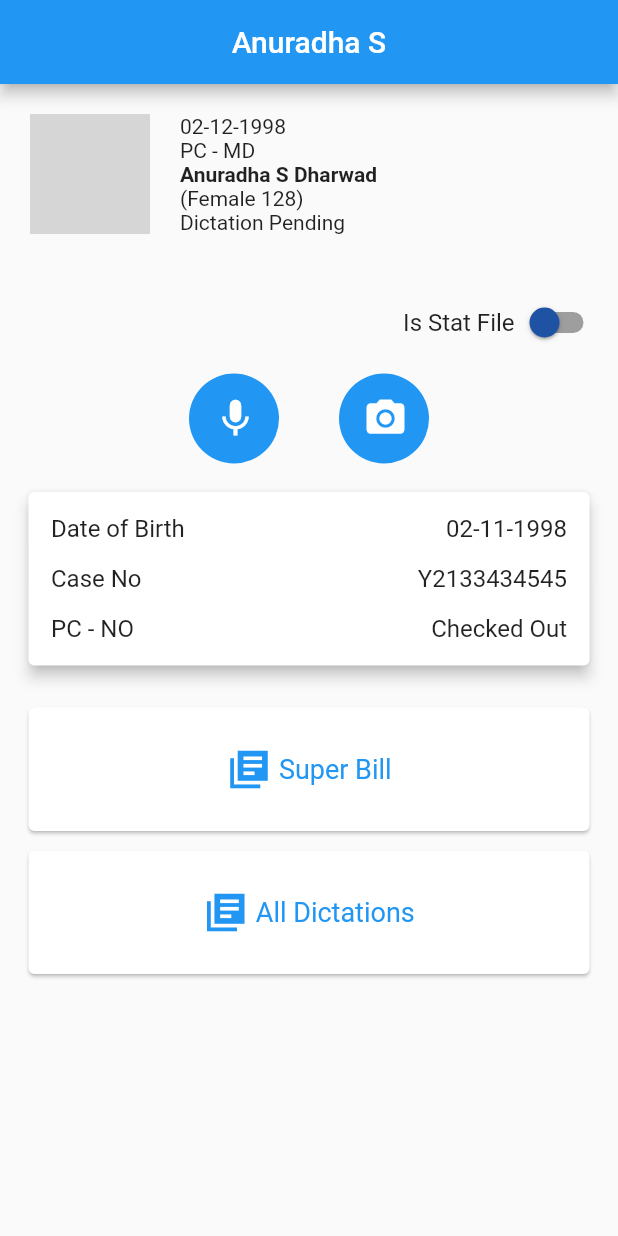
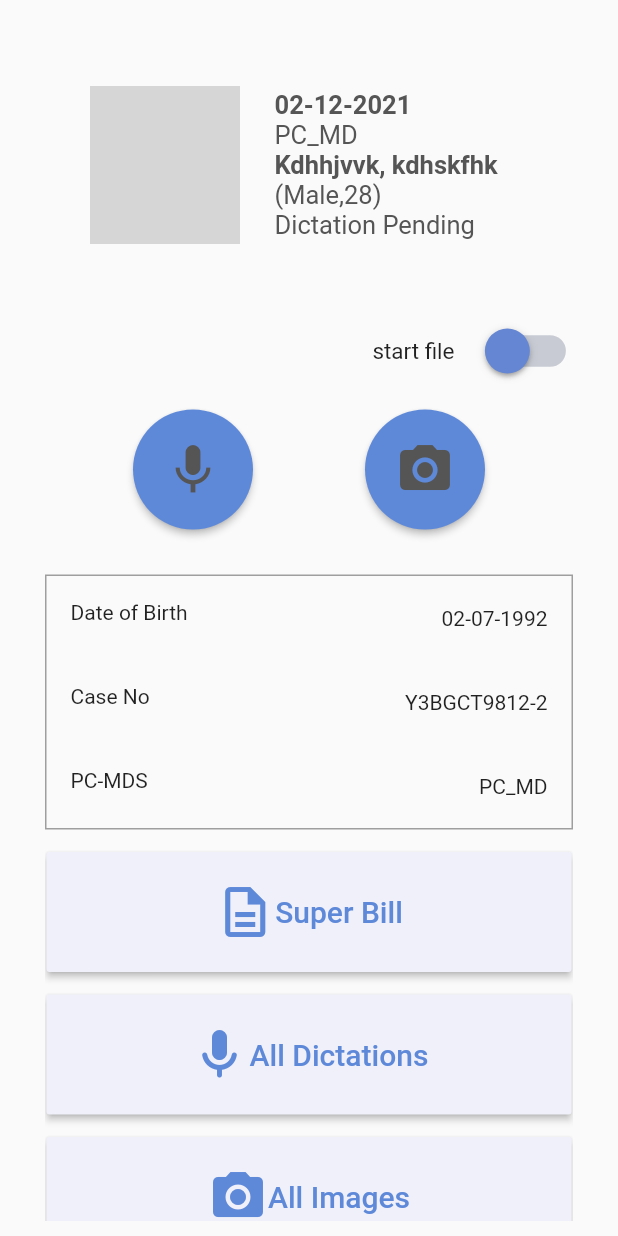
Before and after one commit to swapnaraddi/YourDoctorsApp, a Flutter app: the screen it shows after launch, on a phone screen of 412 x 824 dp. Run offline on Flutter 3.47's test engine with Material 2 defaults, Android fonts, the phone set to English and light mode, and no system bars; our stand-ins replace audioplayers, file, image_picker, rflutter_alert, sqflite; missing offline and left inert: audio_wave, flutter_audio_recorder; accounts and stored records are empty; grey boxes are pictures that could not be loaded.

Commit message:
Second Commit

```diff
--- a/lib/common/app_strings.dart
+++ b/lib/common/app_strings.dart
@@ -18,4 +18,18 @@ class AppStrings {
   static const superBill = "Super Bill";
   static const allDictation = "All Dictations";
   static const allImages = "All Images";
+  static const date = "02-12-2021";
+  static const pc_md = "PC_MD";
+  static const name = "Kdhhjvvk, kdhskfhk";
+  static const male_28 = "(Male,28)";
+  static const dictationPending = "Dictation Pending";
+  static const  defaultImage = "assets/images/defaultUser.jpg";
+  static const  title = "Deirdre Ella";
+  static const dateOfbirth="Date of Birth";
+  static const caseNo="Case No";
+  static const PC_MD="PC-MDS";
+  static const dob="02-07-1992";
+  static const caseId="Y3BGCT9812-2";
+  static const status="Checked Out";
+  static const submitImages="Submit Images";
 }
--- a/lib/main.dart
+++ b/lib/main.dart
@@ -1,4 +1,5 @@
 import 'package:YOURDRS_FlutterAPP/ui/patient_details/patient_details.dart';
+import 'package:YOURDRS_FlutterAPP/ui/patient_dictation.dart';
 import 'package:flutter/material.dart';
 
 void main() {
@@ -13,7 +14,7 @@ class MyApp extends StatelessWidget {
       debugShowCheckedModeBanner: false,
       title: 'Flutter Demo',
 
-      home: PatientDetails(),
+      home: Patient_Dectation(),
     );
   }
 }
--- /dev/null
+++ b/lib/ui/patient_dictation.dart
@@ -0,0 +1,405 @@
+import 'dart:io';
+import 'package:YOURDRS_FlutterAPP/common/app_colors.dart';
+import 'package:YOURDRS_FlutterAPP/common/app_strings.dart';
+import 'package:YOURDRS_FlutterAPP/ui/patient_details/audio_recording.dart';
+import 'package:YOURDRS_FlutterAPP/widget/buttons/material_buttons.dart';
+import 'package:YOURDRS_FlutterAPP/widget/buttons/raised_buttons.dart';
+import 'package:flutter/cupertino.dart';
+import 'package:flutter/material.dart';
+import 'package:image_picker/image_picker.dart';
+import 'package:path_provider/path_provider.dart';
+import 'package:path/path.dart';
+import 'package:rflutter_alert/rflutter_alert.dart';
+
+class Patient_Dectation extends StatefulWidget {
+  @override
+  State<StatefulWidget> createState() {
+    // TODO: implement createState
+    return Patient_Dectation_State();
+  }
+}
+
+class Patient_Dectation_State extends State<Patient_Dectation> {
+  bool widgetVisible = false;
+  Directory directory;
+  bool isSwitched = false;
+  List imageArray = [];
+  var image;
+
+
+  //function to open camera
+  Future openCamera() async {
+  image = await ImagePicker.pickImage(source: ImageSource.camera);
+    imageArray.add(image);
+      setState(() {
+        imageArray;
+        widgetVisible = true;
+      });
+    }
+
+
+  //function to open gallery
+  Future openGallery() async {
+   image = await ImagePicker.pickImage(source: ImageSource.gallery,);
+    imageArray.add(image);
+    setState(() {
+      imageArray;
+      widgetVisible = true;
+    });
+  }
+
+  //function for switch button
+  void toggleSwitch(bool value) {
+    if (isSwitched == false) {
+      setState(() {
+        isSwitched = true;
+      });
+    } else {
+      setState(() {
+        isSwitched = false;
+      });
+    }
+  }
+
+  @override
+  void initState() {
+    super.initState();
+  }
+
+  @override
+  Widget build(BuildContext context) {
+    return Scaffold(
+      body: Container(
+        padding: const EdgeInsets.fromLTRB(30, 10, 30, 10),
+        child: ListView(
+          children: [
+            Container(
+              child: Row(
+                children: [
+                  Container(
+                    child: Row(
+                      mainAxisAlignment: MainAxisAlignment.spaceAround,
+                      children: [
+                        Container(
+                          width: 100,
+                          height: 105,
+                          child: ClipRRect(
+                            borderRadius: BorderRadius.circular(50),
+                            child: Container(
+                              height: 90,
+                              width: 90,
+                              child: Image.asset(AppStrings.defaultImage),
+                            ),
+                          ),
+                          margin: EdgeInsets.only(left: 30),
+                        ),
+
+                        //To Display patient details
+                        Container(
+                          child: Column(
+                            mainAxisAlignment: MainAxisAlignment.start,
+                            crossAxisAlignment: CrossAxisAlignment.start,
+                            children: [
+                              Text(
+                                AppStrings.date,
+                                style: TextStyle(
+                                    fontSize: 17,
+                                    fontWeight: FontWeight.bold,
+                                    color: CustomizedColors.addressTextColor),
+                              ),
+                              Text(
+                                AppStrings.pc_md,
+                                style: TextStyle(
+                                    fontSize: 17,
+                                    color: CustomizedColors.addressTextColor),
+                              ),
+                              Text(
+                                AppStrings.name,
+                                style: TextStyle(
+                                    fontSize: 17,
+                                    fontWeight: FontWeight.bold,
+                                    color: CustomizedColors.addressTextColor),
+                              ),
+                              Text(
+                                AppStrings.male_28,
+                                style: TextStyle(
+                                    fontSize: 17,
+                                    color: CustomizedColors.addressTextColor),
+                              ),
+                              Text(
+                                AppStrings.dictationPending,
+                                style: TextStyle(
+                                    fontSize: 17,
+                                    color: CustomizedColors.addressTextColor),
+                              ),
+                            ],
+                          ),
+                          margin: const EdgeInsets.only(
+                              left: 23, top: 50, bottom: 30),
+                          // color: Colors.yellow,
+                        ),
+                      ],
+                    ),
+                  ),
+                ],
+              ),
+              height: 200,
+            ),
+
+            //For Switch button
+            Row(
+                crossAxisAlignment: CrossAxisAlignment.center,
+                mainAxisAlignment: MainAxisAlignment.end,
+                children: [
+                  SizedBox(
+                    width: 60,
+                  ),
+                  Text(AppStrings.startfile, style: TextStyle(fontSize: 15)),
+                  SizedBox(
+                    width: 20,
+                  ),
+                  Transform.scale(
+                      scale: 1.5,
+                      child: Switch(
+                        onChanged: toggleSwitch,
+                        value: isSwitched,
+                        activeColor: CustomizedColors.switchactiveColor,
+                        activeTrackColor: CustomizedColors.swicthtrackColor,
+                        inactiveThumbColor: CustomizedColors.swicththumbColor,
+                        inactiveTrackColor: CustomizedColors.inactiveTrackColor,
+                      )),
+                ]),
+            SizedBox(
+              height: 15,
+            ),
+
+            Row(
+              mainAxisAlignment: MainAxisAlignment.spaceEvenly,
+              children: [
+                //Button for mic
+                MaterialButtons(
+                  onPressed: () {
+                    showModalBottomSheet(
+                      context: context,
+                      builder: (BuildContext context) {
+                        return Card(
+                          child: Container(
+                            height: 500,
+                            child: PlayIcon(),
+                          ),
+                        );
+                      },
+                    );
+                    Alert(
+                      context: context,
+                      title: AppStrings.dicttype,
+                      content: Container(
+                        decoration: BoxDecoration(
+                          borderRadius: BorderRadius.circular(5),
+                          color: CustomizedColors.alertColor,
+                        ),
+                        margin: EdgeInsets.only(top: 25),
+                        width: 230,
+                        child: DropdownButtonHideUnderline(
+                          child: DropdownButton(
+                            hint: Container(
+                                margin: EdgeInsets.only(left: 60),
+                                child: Text(
+                                  AppStrings.dictationtype,
+                                  style: TextStyle(color: CustomizedColors.textColor),
+                                )
+                            ),
+                            items: <String>[
+                              'Surgery',
+                              'Non-Surgery',
+                              'MRI',
+                              'Operative'
+                            ].map((String value) {
+                              return new DropdownMenuItem<String>(
+                                value: value,
+                                child: new Text(value),
+                              );
+                            }).toList(),
+                            onChanged: (_) {},
+                          ),
+                        ),
+                      ),
+                      buttons: [
+                        DialogButton(
+                          color: CustomizedColors.alertCancelColor,
+                          child: Text(
+                            AppStrings.cancel,
+                            style: TextStyle(
+                                color: CustomizedColors.textColor, fontSize: 20),
+                          ),
+                          onPressed: () => Navigator.pop(context),
+                          width: 120,
+                        )
+                      ],
+                    ).show();
+                  },
+                  iconData: Icons.mic,
+                ),
+                //Button for camera
+                MaterialButtons(
+                    onPressed: () {
+                      // CupertinoActionSheet for camera and gallery
+                      final action = CupertinoActionSheet(
+                        actions: [
+                          CupertinoActionSheetAction(
+                            child: Row(
+                              mainAxisAlignment: MainAxisAlignment.center,
+                              children: [
+                                Text(AppStrings.camera),
+                              ],
+                            ),
+                            onPressed: () {
+                              // to open camera
+                              openCamera();
+                              Navigator.pop(context);
+                            },
+                          ),
+                          CupertinoActionSheetAction(
+                            child: Row(
+                              mainAxisAlignment: MainAxisAlignment.center,
+                              children: [
+                                Text(AppStrings.photolib),
+                              ],
+                            ),
+                            onPressed: () {
+                              //to open gallery
+                              openGallery();
+                              Navigator.pop(context);
+                            },
+                          )
+                        ],
+                        cancelButton: CupertinoActionSheetAction(
+                          child: Text(AppStrings.cancel),
+                          isDestructiveAction: true,
+                          onPressed: () {
+                            Navigator.pop(context);
+                          },
+                        ),
+                      );
+                      showCupertinoModalPopup(
+                          context: context, builder: (context) => action);
+                    },
+                    iconData: Icons.camera_alt),
+              ],
+            ),
+            SizedBox(
+              height: 15,
+            ),
+
+            //to upload images from camera and gallery
+            Visibility(
+              visible: widgetVisible,
+              child: Container(
+                child: Column(
+                  crossAxisAlignment: CrossAxisAlignment.start,
+                  children: [
+                    Wrap(children: [
+                      Container(
+
+                          decoration: BoxDecoration(
+                            border: Border.all(
+                              color: CustomizedColors.homeSubtitleColor,
+                            ),
+                          ),
+                          height: 100,
+                         // color: Colors.green,
+                          child: imageArray.isEmpty
+                              ? Text('No image selected.')
+                              : GridView.count(
+                                  crossAxisCount: 6,
+                                  children: List.generate(imageArray.length,
+                                      (generator) {
+                                    var img = imageArray[generator];
+                                    return Container(
+                                        padding: EdgeInsets.all(5),
+                                        // decoration: BoxDecoration(border: Border.all(width: 1)),
+                                        child: Image.file(img,width: 10,height: 10,fit: BoxFit.contain,));
+                                  })))
+                    ]),
+                    SizedBox(
+                      height: 10,
+                    ),
+                    RaisedBtn(
+                        text: AppStrings.submitImages,
+                        onPressed: () async {
+                          final Directory directory = await getExternalStorageDirectory();
+                          String path='${directory.path}/YourDrsImages';
+                          final myImgDir = await Directory(path).create(recursive: true);
+                          final File newImage = await image.copy('${myImgDir.path}/${basename(image.path)}');
+                          setState(() {
+                            imageArray.add(newImage);
+                            widgetVisible = false;
+                          });
+                        },
+                        iconData: Icons.image),
+                  ],
+                ),
+              ),
+            ),
+            SizedBox(
+              height: 15,
+            ),
+
+            //List detail of patient
+            Container(
+              decoration: BoxDecoration(
+                border: Border.all(
+                  color: CustomizedColors.homeSubtitleColor,
+                ),
+              ),
+              child: Column(
+                children: [
+                  ListTile(
+                    leading: Text(AppStrings.dateOfbirth),
+                    trailing: Text(AppStrings.dob),
+                  ),
+                  ListTile(
+                    leading: Text(AppStrings.caseNo),
+                    trailing: Text(AppStrings.caseId),
+                  ),
+                  ListTile(
+                    leading: Text(AppStrings.PC_MD),
+                    trailing: Text(AppStrings.pc_md),
+                  ),
+                ],
+              ),
+            ),
+
+            SizedBox(
+              height: 15,
+            ),
+
+            //Buttons for functionality
+            Column(crossAxisAlignment: CrossAxisAlignment.center, children: [
+              RaisedBtn(
+                  text: AppStrings.superBill,
+                  onPressed: () {},
+                  iconData: Icons.description_outlined),
+              SizedBox(
+                height: 15,
+              ),
+              RaisedBtn(
+                  text: AppStrings.allDictation,
+                  onPressed: () {},
+                  iconData: Icons.mic_rounded),
+              SizedBox(
+                height: 15,
+              ),
+              RaisedBtn(
+                  text: AppStrings.allImages,
+                  onPressed: () {
+                    // Navigator.push(context, MaterialPageRoute(builder: (context) => UploadedImages()));
+                  },
+                  iconData: Icons.camera_alt),
+            ]),
+          ],
+        ),
+      ),
+    );
+  }
+}
```
